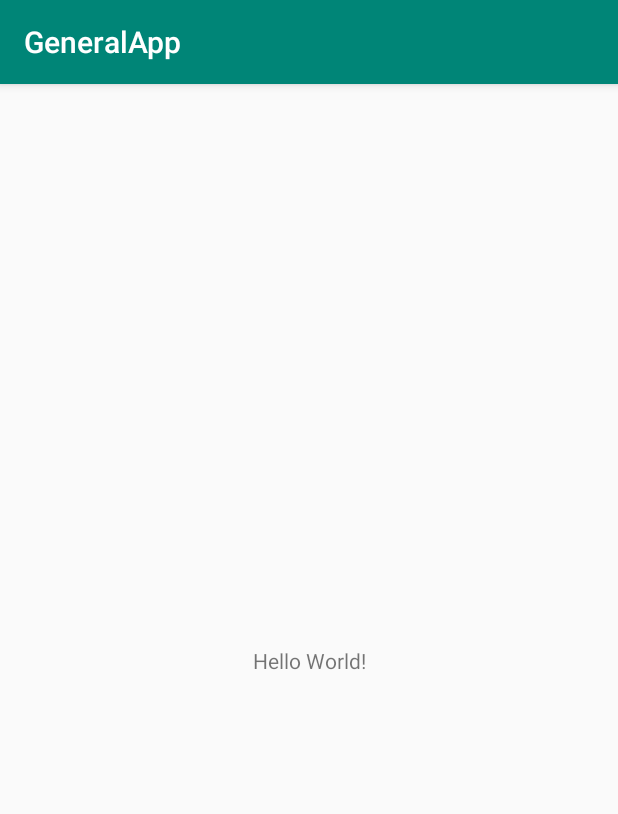
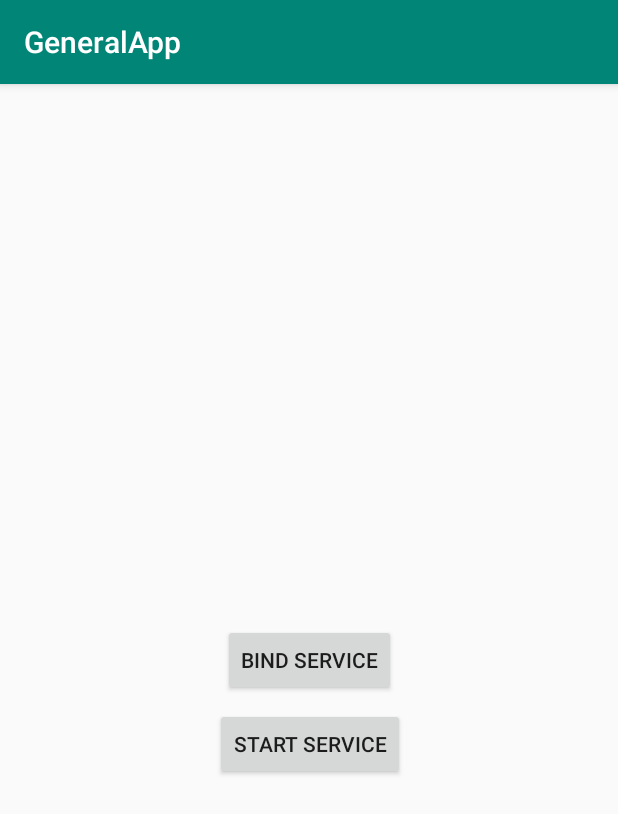
Before and after one commit to trunghq3101/general-app, an Android app: the screen it shows after launch (MainActivity), on a phone screen of 412 x 824 dp. Shown: the top 814 px of the screen. Run offline under Robolectric (Android 15) with nearby library versions, the phone set to English and light mode, and no system bars.

Commit message:
learn_service

```diff
--- a/app/src/main/AndroidManifest.xml
+++ b/app/src/main/AndroidManifest.xml
@@ -9,6 +9,12 @@
             android:roundIcon="@mipmap/ic_launcher_round"
             android:supportsRtl="true"
             android:theme="@style/AppTheme">
+        <service
+                android:name=".MainService"
+                android:enabled="true"
+                android:exported="false">
+        </service>
+
         <activity android:name=".MainActivity">
             <intent-filter>
                 <action android:name="android.intent.action.MAIN"/>
--- a/app/src/main/java/com/trunghoang/generalapp/MainActivity.kt
+++ b/app/src/main/java/com/trunghoang/generalapp/MainActivity.kt
@@ -1,12 +1,88 @@
 package com.trunghoang.generalapp
 
+import android.content.*
+import android.os.Build
 import android.support.v7.app.AppCompatActivity
 import android.os.Bundle
+import android.os.IBinder
+import android.support.annotation.RequiresApi
+import android.support.v4.content.LocalBroadcastManager
+import android.text.format.DateUtils
+import android.util.Log
+import kotlinx.android.synthetic.main.activity_main.*
+import java.text.DateFormat
+import java.text.SimpleDateFormat
+import java.util.*
+import java.util.concurrent.TimeUnit
+import java.util.logging.SimpleFormatter
 
 class MainActivity : AppCompatActivity() {
+    companion object {
+        const val TAG = "MainActivity"
+    }
 
+    private var binder: IBinder? = null
+    private val serviceConnection: ServiceConnection = object : ServiceConnection {
+        override fun onServiceDisconnected(name: ComponentName?) {
+            Log.d(TAG, "Service Disconnected")
+        }
+
+        override fun onServiceConnected(name: ComponentName?, service: IBinder?) {
+            Log.d(TAG, "Service Connected")
+            binder = service as MainService.LocalBinder
+            bound = true
+        }
+    }
+    private var bound = false
+
+    @RequiresApi(Build.VERSION_CODES.O)
     override fun onCreate(savedInstanceState: Bundle?) {
         super.onCreate(savedInstanceState)
         setContentView(R.layout.activity_main)
+        buttonBindService.setOnClickListener {
+            bindService(
+                Intent(this, MainService::class.java),
+                serviceConnection,
+                Context.BIND_AUTO_CREATE
+            )
+        }
+        buttonStartService.setOnClickListener {
+            startForegroundService(Intent(this, MainService::class.java))
+        }
+        val filter = IntentFilter(MainService.ACTION_TIME)
+        LocalBroadcastManager.getInstance(this).registerReceiver(
+            object : BroadcastReceiver() {
+                override fun onReceive(context: Context?, intent: Intent?) {
+                    val time = intent?.getLongExtra(MainService.EXTRA_TIME, 0L) ?: 0L
+                    updateTime(time)
+                }
+            },
+            filter
+        )
+    }
+
+    override fun onStop() {
+        super.onStop()
+        Log.d(TAG, "Stop")
+        if (bound) {
+            unbindService(serviceConnection)
+            bound = false
+        }
+    }
+
+    override fun onDestroy() {
+        super.onDestroy()
+        stopService(Intent(this, MainService::class.java))
+    }
+
+    fun updateTime(time: Long) {
+        textTime.text = String.format(
+            "%02d:%02d:%02d",
+            TimeUnit.MILLISECONDS.toHours(time),
+            TimeUnit.MILLISECONDS.toMinutes(time) -
+                    TimeUnit.HOURS.toMinutes(TimeUnit.MILLISECONDS.toHours(time)),
+            TimeUnit.MILLISECONDS.toSeconds(time) -
+                    TimeUnit.MINUTES.toSeconds(TimeUnit.MILLISECONDS.toMinutes(time))
+        );
     }
 }
--- a/app/src/main/res/layout/activity_main.xml
+++ b/app/src/main/res/layout/activity_main.xml
@@ -6,14 +6,30 @@
         android:layout_width="match_parent"
         android:layout_height="match_parent"
         tools:context=".MainActivity">
-
+    <Button
+            android:text="Bind Service"
+            android:layout_width="wrap_content"
+            android:layout_height="wrap_content"
+            android:id="@+id/buttonBindService" android:layout_marginTop="8dp"
+            app:layout_constraintTop_toTopOf="parent" app:layout_constraintStart_toStartOf="parent"
+            android:layout_marginLeft="8dp" android:layout_marginStart="8dp" app:layout_constraintEnd_toEndOf="parent"
+            android:layout_marginEnd="8dp" android:layout_marginRight="8dp" android:layout_marginBottom="8dp"
+            app:layout_constraintBottom_toBottomOf="parent"/>
+    <Button
+            android:text="Start Service"
+            android:layout_width="wrap_content"
+            android:layout_height="wrap_content"
+            android:id="@+id/buttonStartService" android:layout_marginTop="8dp"
+            app:layout_constraintTop_toBottomOf="@+id/buttonBindService"
+            app:layout_constraintStart_toStartOf="@+id/buttonBindService"
+            app:layout_constraintEnd_toEndOf="@+id/buttonBindService"/>
     <TextView
             android:layout_width="wrap_content"
             android:layout_height="wrap_content"
-            android:text="Hello World!"
-            app:layout_constraintBottom_toBottomOf="parent"
-            app:layout_constraintLeft_toLeftOf="parent"
-            app:layout_constraintRight_toRightOf="parent"
-            app:layout_constraintTop_toTopOf="parent"/>
-
+            android:id="@+id/textTime" android:layout_marginBottom="8dp"
+            app:layout_constraintBottom_toTopOf="@+id/buttonBindService" android:layout_marginTop="8dp"
+            app:layout_constraintTop_toTopOf="parent" app:layout_constraintStart_toStartOf="parent"
+            android:layout_marginLeft="8dp" android:layout_marginStart="8dp" app:layout_constraintEnd_toEndOf="parent"
+            android:layout_marginEnd="8dp" android:layout_marginRight="8dp" android:textSize="30sp"
+            android:textColor="@android:color/black" android:textStyle="bold"/>
 </android.support.constraint.ConstraintLayout>
--- a/build.gradle
+++ b/build.gradle
@@ -1,7 +1,7 @@
 // Top-level build file where you can add configuration options common to all sub-projects/modules.
 
 buildscript {
-    ext.kotlin_version = '1.3.21'
+    ext.kotlin_version = '1.3.30'
     repositories {
         google()
         jcenter()
```
Also changed, not shown: app/src/main/java/com/trunghoang/generalapp/MainNotificationManager.kt (added, +29 -0 lines), app/src/main/java/com/trunghoang/generalapp/MainService.kt (added, +117 -0 lines), app/src/main/res/drawable/ic_audiotrack_black_24dp.xml (added, +9 -0 lines).
